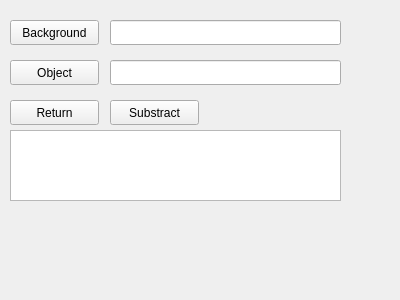
The window that gui/pages/substractToolPage.ui (jacv050/dataset-tools) describes before a commit, drawn with Qt 5.
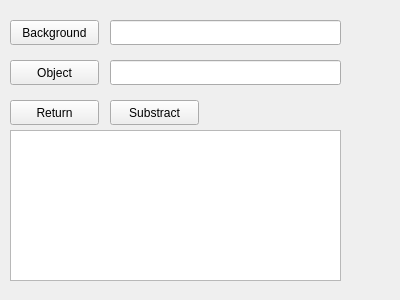
The same window after the commit.

Commit message: Added control of missages on substract process

```diff
--- a/gui/pages/substractToolPage.ui
+++ b/gui/pages/substractToolPage.ui
@@ -71,7 +71,7 @@
      <x>10</x>
      <y>130</y>
      <width>331</width>
-     <height>71</height>
+     <height>151</height>
     </rect>
    </property>
   </widget>
```
Left out of the diff: 2 changed lines with no effect on the pictures. The commit also changes 2 other files.
